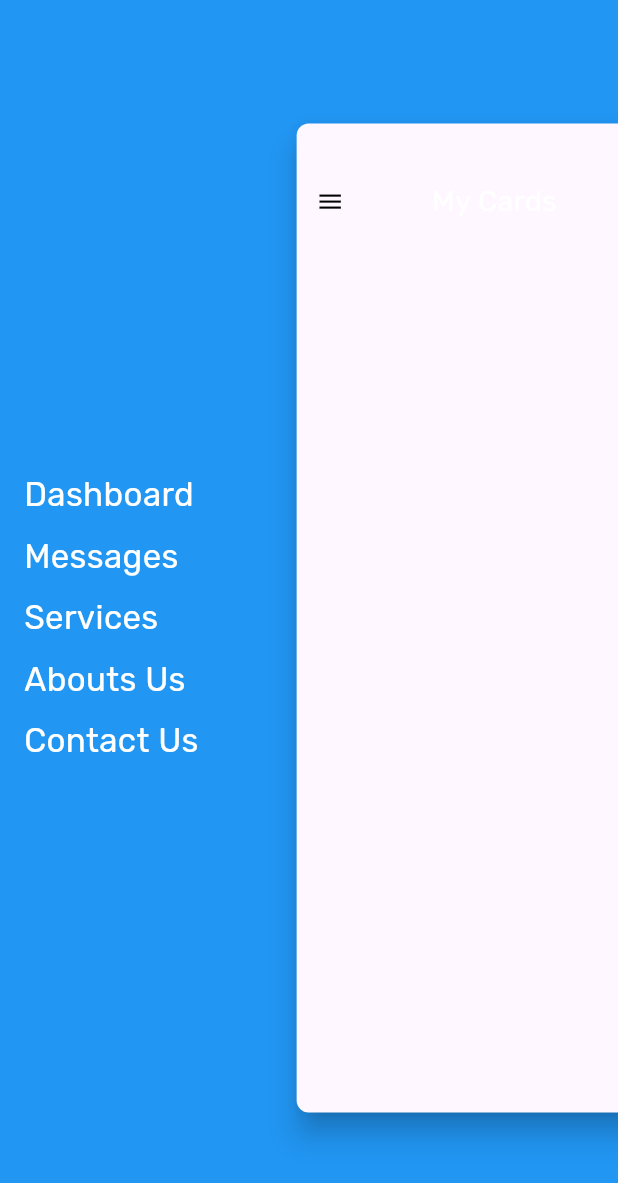
After one commit to HaithamHussienAleryani/food_hub, a Flutter app: the HomePage screen opened by its route, after a tap on the "menu" icon, on a phone screen of 412 x 824 dp. The commit adds this screen. Shown: the top 1183 px of the screen. Run offline on Flutter 3.47's test engine with Material 3 defaults, Android fonts, the phone set to English and light mode, and no system bars; our stand-ins replace bloc, cloud_firestore, firebase_auth, firebase_core, flutter_bloc, flutter_screenutil and 5 more; accounts and stored records are empty; generated files the repository leaves out were written again.

Commit message:
add home

```diff
--- a/lib/features/home/presentation/pages/home_page.dart
+++ b/lib/features/home/presentation/pages/home_page.dart
@@ -1,10 +1,67 @@
 import 'package:flutter/material.dart';
+import 'package:food_hub/features/home/presentation/widgets/drawer.dart';
+import 'package:food_hub/features/home/presentation/widgets/home.dart';
 
-class HomePage extends StatelessWidget {
+/// Author: Ambika Dulal
+/// profile: https://github.com/ambikadulal
+
+class HomePage extends StatefulWidget {
+  static const String path = "lib/src/pages/navigation/hidden_drawer_nav.dart";
+
   const HomePage({super.key});
+  @override
+  State<HomePage> createState() => _HomePageState();
+}
+
+class _HomePageState extends State<HomePage>
+    with SingleTickerProviderStateMixin {
+  bool isCollapsed = true;
+  double? screenWidth, screenHeight;
+  final Duration duration = const Duration(milliseconds: 300);
+  late AnimationController _controller;
+  late Animation<double> _scaleAnimation;
+  late Animation<double> _menuScaleAnimation;
+  late Animation<Offset> _slideAnimation;
+
+  @override
+  void initState() {
+    super.initState();
+    _controller = AnimationController(vsync: this, duration: duration);
+    _scaleAnimation = Tween<double>(begin: 1, end: 0.8).animate(_controller);
+    _menuScaleAnimation =
+        Tween<double>(begin: 0.5, end: 1).animate(_controller);
+    _slideAnimation =
+        Tween<Offset>(begin: const Offset(-1, 0), end: const Offset(0, 0))
+            .animate(_controller);
+  }
+
+  @override
+  void dispose() {
+    _controller.dispose();
+    super.dispose();
+  }
 
   @override
   Widget build(BuildContext context) {
-    return const Placeholder();
+    Size size = MediaQuery.of(context).size;
+    screenHeight = size.height;
+    screenWidth = size.width;
+
+    return Scaffold(
+      backgroundColor: Colors.blue,
+      body: Stack(
+        children: <Widget>[
+          AnimatedDrawer(
+              menuScaleAnimation: _menuScaleAnimation,
+              slideAnimation: _slideAnimation),
+          HomeWidget(
+              duration: duration,
+              screenWidth: screenWidth ?? 0,
+              isCollapsed: isCollapsed,
+              scaleAnimation: _scaleAnimation,
+              controller: _controller)
+        ],
+      ),
+    );
   }
 }
--- /dev/null
+++ b/lib/features/home/presentation/widgets/drawer.dart
@@ -0,0 +1,52 @@
+import 'package:flutter/material.dart';
+
+class AnimatedDrawer extends StatefulWidget {
+  final Animation<double> menuScaleAnimation;
+  final Animation<Offset> slideAnimation;
+  const AnimatedDrawer(
+      {super.key,
+      required this.menuScaleAnimation,
+      required this.slideAnimation});
+
+  @override
+  State<AnimatedDrawer> createState() => _AnimatedDrawerState();
+}
+
+class _AnimatedDrawerState extends State<AnimatedDrawer> {
+  @override
+  Widget build(BuildContext context) {
+    return SlideTransition(
+      position: widget.slideAnimation,
+      child: ScaleTransition(
+        scale: widget.menuScaleAnimation,
+        child: const Padding(
+          padding: EdgeInsets.only(left: 16.0),
+          child: Align(
+            alignment: Alignment.centerLeft,
+            child: Column(
+              mainAxisSize: MainAxisSize.min,
+              mainAxisAlignment: MainAxisAlignment.spaceAround,
+              crossAxisAlignment: CrossAxisAlignment.start,
+              children: <Widget>[
+                Text("Dashboard",
+                    style: TextStyle(color: Colors.white, fontSize: 22)),
+                SizedBox(height: 10),
+                Text("Messages",
+                    style: TextStyle(color: Colors.white, fontSize: 22)),
+                SizedBox(height: 10),
+                Text("Services",
+                    style: TextStyle(color: Colors.white, fontSize: 22)),
+                SizedBox(height: 10),
+                Text("Abouts Us",
+                    style: TextStyle(color: Colors.white, fontSize: 22)),
+                SizedBox(height: 10),
+                Text("Contact Us",
+                    style: TextStyle(color: Colors.white, fontSize: 22)),
+              ],
+            ),
+          ),
+        ),
+      ),
+    );
+  }
+}
--- /dev/null
+++ b/lib/features/home/presentation/widgets/home.dart
@@ -0,0 +1,75 @@
+import 'package:flutter/material.dart';
+
+class HomeWidget extends StatefulWidget {
+  final Duration duration;
+  final double screenWidth;
+  bool isCollapsed;
+  final Animation<double> scaleAnimation;
+  final AnimationController controller;
+  HomeWidget(
+      {super.key,
+      required this.duration,
+      required this.screenWidth,
+      required this.isCollapsed,
+      required this.scaleAnimation,
+      required this.controller});
+
+  @override
+  State<HomeWidget> createState() => _HomeWidgetState();
+}
+
+class _HomeWidgetState extends State<HomeWidget> {
+  @override
+  Widget build(BuildContext context) {
+    return AnimatedPositioned(
+      duration: widget.duration,
+      top: 0,
+      bottom: 0,
+      left: widget.isCollapsed ? 0 : 0.4 * widget.screenWidth,
+      right: widget.isCollapsed ? 0 : -0.2 * widget.screenWidth,
+      child: ScaleTransition(
+        scale: widget.scaleAnimation,
+        child: Material(
+          animationDuration: widget.duration,
+          borderRadius: BorderRadius.circular(widget.isCollapsed ? 0 : 10),
+          elevation: 8,
+          child: SingleChildScrollView(
+            scrollDirection: Axis.vertical,
+            physics: const ClampingScrollPhysics(),
+            child: Container(
+              padding: const EdgeInsets.only(left: 16, right: 16, top: 48),
+              child: Column(
+                crossAxisAlignment: CrossAxisAlignment.start,
+                children: <Widget>[
+                  Row(
+                    mainAxisAlignment: MainAxisAlignment.spaceBetween,
+                    mainAxisSize: MainAxisSize.max,
+                    children: [
+                      InkWell(
+                        child: const Icon(Icons.menu, color: Colors.black),
+                        onTap: () {
+                          setState(() {
+                            if (widget.isCollapsed) {
+                              widget.controller.forward();
+                            } else {
+                              widget.controller.reverse();
+                            }
+
+                            widget.isCollapsed = !widget.isCollapsed;
+                          });
+                        },
+                      ),
+                      const Text("My Cards",
+                          style: TextStyle(fontSize: 24, color: Colors.white)),
+                      const Icon(Icons.settings, color: Colors.white),
+                    ],
+                  ),
+                ],
+              ),
+            ),
+          ),
+        ),
+      ),
+    );
+  }
+}
```
